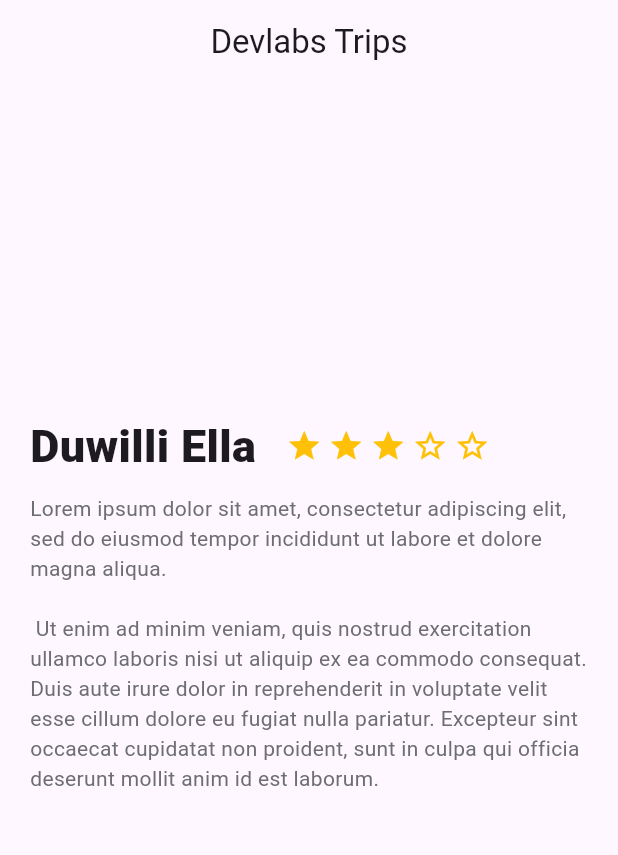
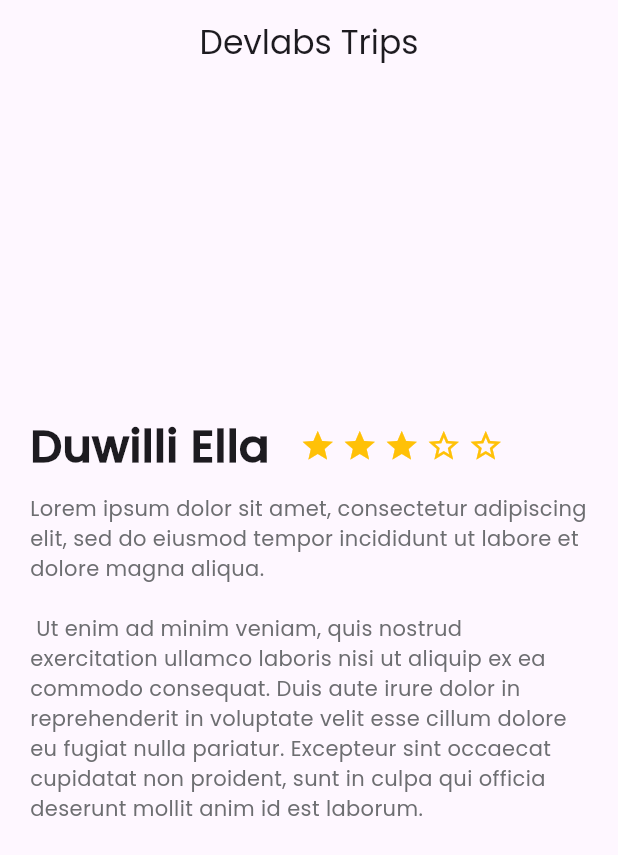
Before and after one commit to AlexNaupay/flutter_trips, a Flutter app: the screen it shows after launch, on a phone screen of 412 x 824 dp. Shown: the top 855 px of the screen. Run offline on Flutter 3.47's test engine with Material 3 defaults, Android fonts, the phone set to English and light mode, and no system bars.

Commit message:
Add fonts and apply to app theme

```diff
--- a/lib/main.dart
+++ b/lib/main.dart
@@ -35,6 +35,7 @@ class MyApp extends StatelessWidget {
         // tested with just a hot reload.
         colorScheme: ColorScheme.fromSeed(seedColor: Colors.deepPurple),
         useMaterial3: true,
+        fontFamily: "Poppins"
       ),
       //home: const MyHomePage(title: 'Flutter Demo Home Page'),
         home: Scaffold(
```
Also changed, not shown: pubspec.yaml (+7 -0 lines), fonts/Poppins-Light.ttf (added), fonts/Poppins-Medium.ttf (added), fonts/Poppins-Regular.ttf (added), fonts/Poppins-SemiBold.ttf (added).
